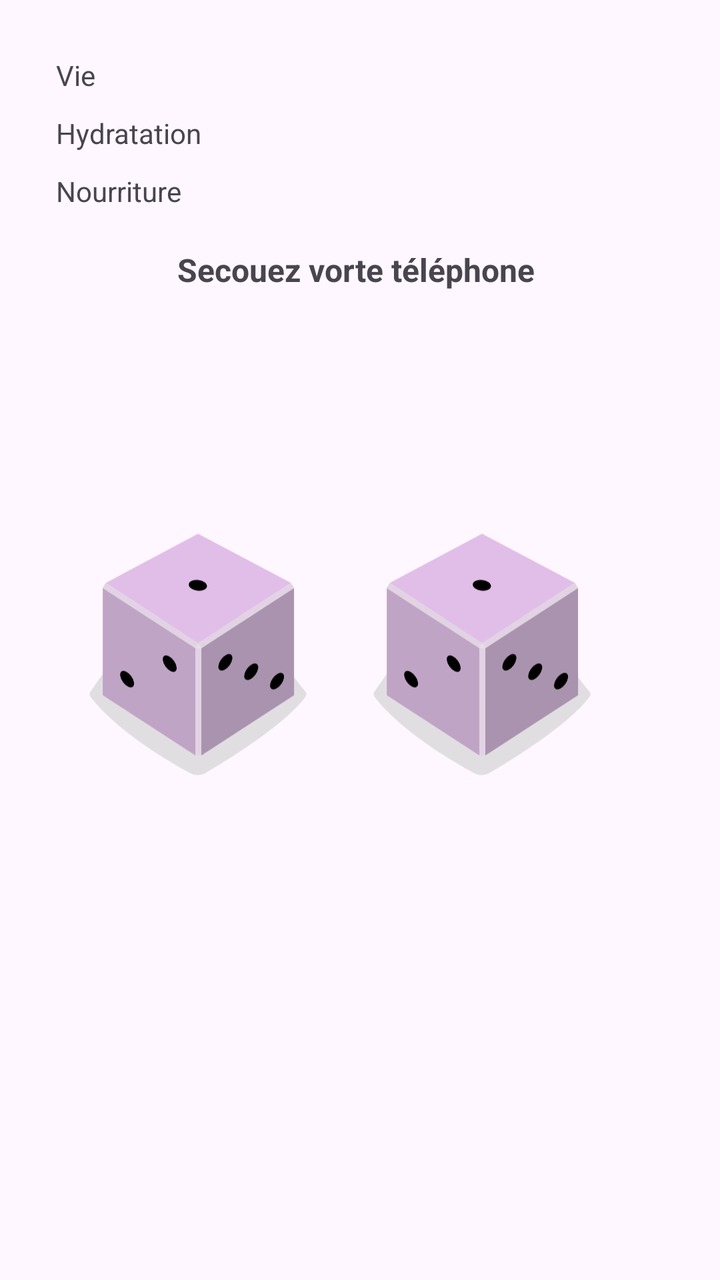
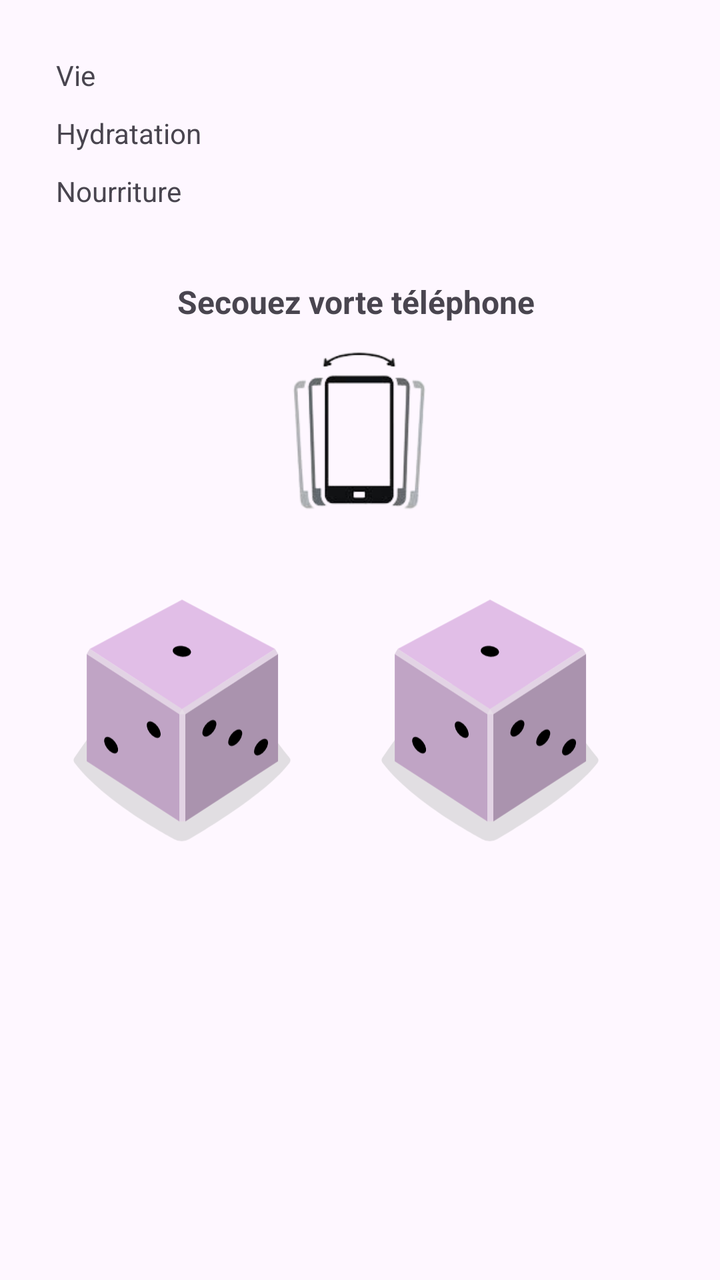

The first picture is an Android layout as it rendered before a commit; the second is the same layout after the commit. The layout source and the unified diff follow.
<!-- AndroidManifest.xml: application theme Theme.Apocalypse -->
<!-- res/layout/activity_lancer_des.xml -->
<?xml version="1.0" encoding="utf-8"?>
<androidx.constraintlayout.widget.ConstraintLayout xmlns:android="http://schemas.android.com/apk/res/android"
    xmlns:app="http://schemas.android.com/apk/res-auto"
    xmlns:tools="http://schemas.android.com/tools"
    android:id="@+id/main"
    android:layout_width="match_parent"
    android:layout_height="match_parent"
    android:visibility="visible"
    tools:context=".LancerDesSensor">

    <TextView
        android:id="@+id/tvPtsVie3"
        android:layout_width="wrap_content"
        android:layout_height="wrap_content"
        android:layout_marginStart="28dp"
        android:layout_marginTop="28dp"
        android:text="Vie"
        app:layout_constraintStart_toStartOf="parent"
        app:layout_constraintTop_toTopOf="parent" />

    <TextView
        android:id="@+id/tvPtsSasiete3"
        android:layout_width="wrap_content"
        android:layout_height="wrap_content"
        android:layout_marginTop="10dp"
        android:text="Nourriture"
        app:layout_constraintStart_toStartOf="@+id/tvPtsHydra3"
        app:layout_constraintTop_toBottomOf="@+id/tvPtsHydra3" />

    <TextView
        android:id="@+id/tvPtsHydra3"
        android:layout_width="wrap_content"
        android:layout_height="wrap_content"
        android:layout_marginTop="10dp"
        android:text="Hydratation"
        app:layout_constraintStart_toStartOf="@+id/tvPtsVie3"
        app:layout_constraintTop_toBottomOf="@+id/tvPtsVie3" />

    <ImageView
        android:id="@+id/ivDe1"
        android:layout_width="126dp"
        android:layout_height="173dp"
        android:layout_marginStart="36dp"
        android:layout_marginTop="95dp"
        app:layout_constraintStart_toStartOf="parent"
        app:layout_constraintTop_toBottomOf="@+id/textView2"
        app:srcCompat="@drawable/dice_1" />

    <ImageView
        android:id="@+id/ivDe2"
        android:layout_width="126dp"
        android:layout_height="173dp"
        android:layout_marginTop="95dp"
        android:layout_marginEnd="56dp"
        app:layout_constraintEnd_toEndOf="parent"
        app:layout_constraintTop_toBottomOf="@+id/textView2"
        app:srcCompat="@drawable/dice_1" />

    <TextView
        android:id="@+id/textView2"
        android:layout_width="wrap_content"
        android:layout_height="wrap_content"
        android:layout_marginTop="124dp"
        android:text="Secouez vorte téléphone "
        android:textSize="16sp"
        android:textStyle="bold"
        app:layout_constraintEnd_toEndOf="parent"
        app:layout_constraintStart_toStartOf="parent"
        app:layout_constraintTop_toTopOf="parent" />

    <androidx.constraintlayout.widget.ConstraintLayout
        android:id="@+id/clBonusMalus"
        android:layout_width="410dp"
        android:layout_height="167dp"
        android:layout_marginTop="52dp"
        app:layout_constraintEnd_toEndOf="parent"
        app:layout_constraintHorizontal_bias="0.496"
        app:layout_constraintStart_toStartOf="parent"
        app:layout_constraintTop_toBottomOf="@+id/ivDe2">

        <LinearLayout
            android:id="@+id/llBonusMalus"
            android:layout_width="wrap_content"
            android:layout_height="wrap_content"
            android:orientation="vertical"
            app:layout_constraintEnd_toEndOf="parent"
            app:layout_constraintStart_toStartOf="parent"
            app:layout_constraintTop_toTopOf="parent"></LinearLayout>
    </androidx.constraintlayout.widget.ConstraintLayout>

    <TextView
        android:id="@+id/tvResult"
        android:layout_width="wrap_content"
        android:layout_height="wrap_content"
        android:layout_marginTop="95dp"
        app:layout_constraintEnd_toEndOf="parent"
        app:layout_constraintHorizontal_bias="0.476"
        app:layout_constraintStart_toStartOf="parent"
        app:layout_constraintTop_toBottomOf="@+id/textView2" />

    <Button
        android:id="@+id/buttonSuivant"
        android:layout_width="203dp"
        android:layout_height="63dp"
        android:layout_marginTop="16dp"
        android:text="Action Suivante -> "
        android:visibility="gone"
        app:layout_constraintEnd_toEndOf="parent"
        app:layout_constraintHorizontal_bias="0.939"
        app:layout_constraintStart_toStartOf="parent"
        app:layout_constraintTop_toBottomOf="@+id/clBonusMalus" />

</androidx.constraintlayout.widget.ConstraintLayout>
<!-- resources referenced by this layout -->
<resources>
  <!-- drawable dice_1: vector/xml drawable (drawable, 2532 chars, omitted) -->
  <style name="Theme.Apocalypse" parent="Base.Theme.Apocalypse" />
  <style name="Base.Theme.Apocalypse" parent="Theme.Material3.DayNight.NoActionBar">
          
          
      </style>
</resources>

<!-- the commit's change to res/layout/activity_lancer_des.xml (unified diff, before → after) -->
@@ -40,8 +40,8 @@
         android:id="@+id/ivDe1"
         android:layout_width="126dp"
         android:layout_height="173dp"
-        android:layout_marginStart="36dp"
-        android:layout_marginTop="95dp"
+        android:layout_marginStart="28dp"
+        android:layout_marginTop="112dp"
         app:layout_constraintStart_toStartOf="parent"
         app:layout_constraintTop_toBottomOf="@+id/textView2"
         app:srcCompat="@drawable/dice_1" />
@@ -50,8 +50,8 @@
         android:id="@+id/ivDe2"
         android:layout_width="126dp"
         android:layout_height="173dp"
-        android:layout_marginTop="95dp"
-        android:layout_marginEnd="56dp"
+        android:layout_marginTop="112dp"
+        android:layout_marginEnd="52dp"
         app:layout_constraintEnd_toEndOf="parent"
         app:layout_constraintTop_toBottomOf="@+id/textView2"
         app:srcCompat="@drawable/dice_1" />
@@ -60,7 +60,7 @@
         android:id="@+id/textView2"
         android:layout_width="wrap_content"
         android:layout_height="wrap_content"
-        android:layout_marginTop="124dp"
+        android:layout_marginTop="140dp"
         android:text="Secouez vorte téléphone "
         android:textSize="16sp"
         android:textStyle="bold"
@@ -72,9 +72,9 @@
         android:id="@+id/clBonusMalus"
         android:layout_width="410dp"
         android:layout_height="167dp"
-        android:layout_marginTop="52dp"
+        android:layout_marginTop="60dp"
         app:layout_constraintEnd_toEndOf="parent"
-        app:layout_constraintHorizontal_bias="0.496"
+        app:layout_constraintHorizontal_bias="0.0"
         app:layout_constraintStart_toStartOf="parent"
         app:layout_constraintTop_toBottomOf="@+id/ivDe2">
 
@@ -92,7 +92,7 @@
         android:id="@+id/tvResult"
         android:layout_width="wrap_content"
         android:layout_height="wrap_content"
-        android:layout_marginTop="95dp"
+        android:layout_marginTop="300dp"
         app:layout_constraintEnd_toEndOf="parent"
         app:layout_constraintHorizontal_bias="0.476"
         app:layout_constraintStart_toStartOf="parent"
@@ -110,4 +110,14 @@
         app:layout_constraintStart_toStartOf="parent"
         app:layout_constraintTop_toBottomOf="@+id/clBonusMalus" />
 
+    <ImageView
+        android:id="@+id/imageView3"
+        android:layout_width="85dp"
+        android:layout_height="86dp"
+        android:layout_marginTop="13dp"
+        app:layout_constraintEnd_toEndOf="parent"
+        app:layout_constraintStart_toStartOf="parent"
+        app:layout_constraintTop_toBottomOf="@+id/textView2"
+        app:srcCompat="@drawable/shake_phone_icon" />
+
 </androidx.constraintlayout.widget.ConstraintLayout>
<!-- resource entries referenced after the edit -->
@@ -1,6 +1,7 @@
 <!-- resources referenced by this layout -->
 <resources>
   <!-- drawable dice_1: vector/xml drawable (drawable, 2532 chars, omitted) -->
+  <!-- drawable shake_phone_icon: png bitmap (drawable, 14415 bytes) -->
   <style name="Theme.Apocalypse" parent="Base.Theme.Apocalypse" />
   <style name="Base.Theme.Apocalypse" parent="Theme.Material3.DayNight.NoActionBar">
           
